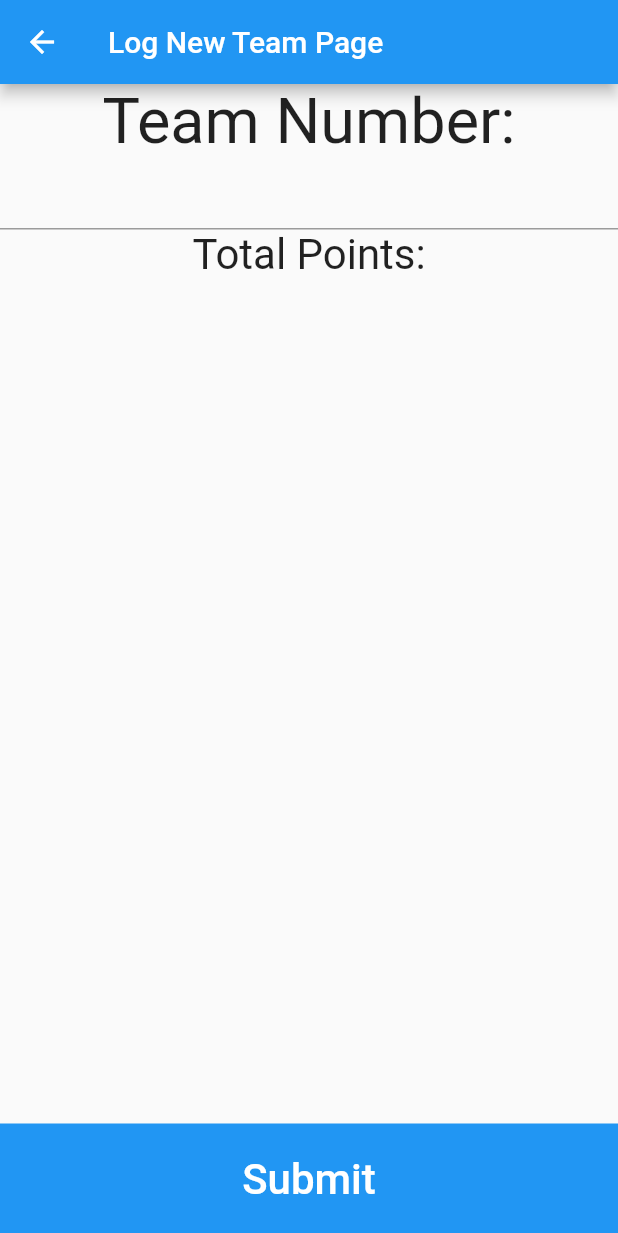
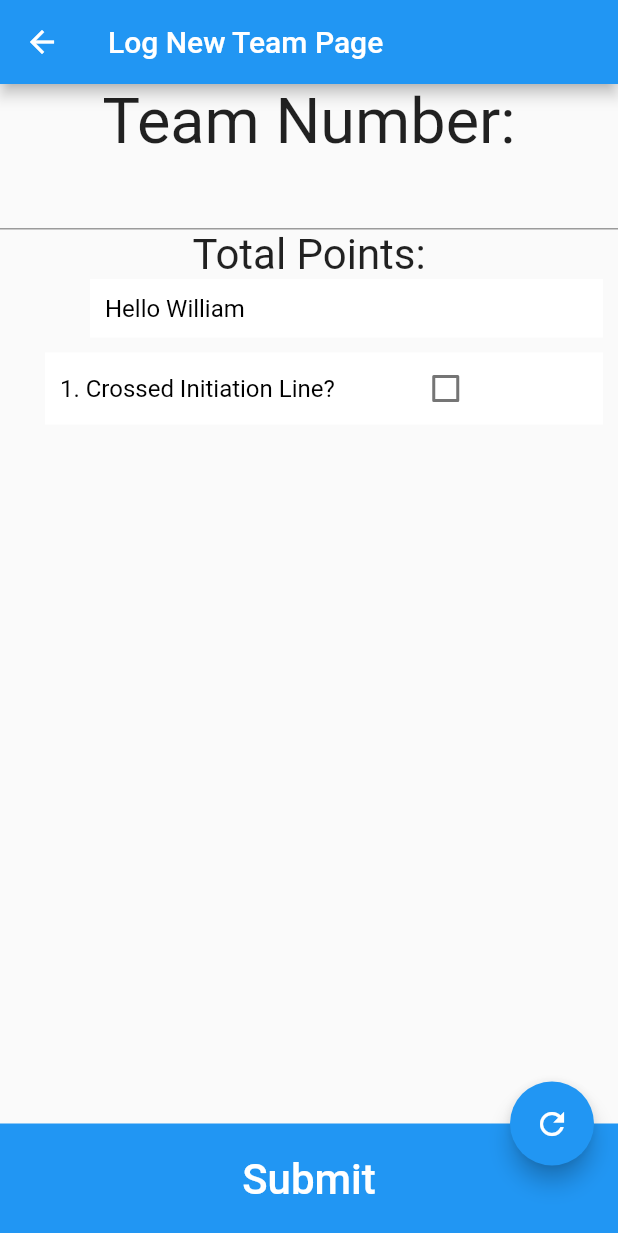
Before and after one commit to Team3256/infinite-recharge-scouting-app, a Flutter app: the screen it shows after launch, after a tap on "Log New Team", on a phone screen of 412 x 824 dp. Shown: the top 1233 px of the screen. Run offline on Flutter 3.47's test engine with Material 2 defaults, Android fonts, the phone set to English and light mode, and no system bars; network calls fail.

Commit message:
Adding all fields
Added all database fields and app fields for the scouting

still need to make the data collection part though

```diff
--- a/my_wb/lib/constants.dart
+++ b/my_wb/lib/constants.dart
@@ -1 +1,2 @@
-const String server = "http://192.168.1.144:5000";
+//const String server = "http://192.168.1.144:5000";
+const String server = "http://localhost:5000";
--- a/my_wb/lib/custom_widgets/home_page_widgets.dart
+++ b/my_wb/lib/custom_widgets/home_page_widgets.dart
@@ -11,7 +11,7 @@ class TeamButton extends StatelessWidget {
   Widget build(BuildContext context) {
     return FlatButton(
       onPressed: () {
-        print('Going to: ' + team.number.toString());
+        print('Going to: ' + team.number.data.toString());
         Navigator.push(
           context,
           MaterialPageRoute(builder: (ctx) => TeamPage(team: team)),
@@ -31,14 +31,14 @@ class TeamButton extends StatelessWidget {
           mainAxisAlignment: MainAxisAlignment.center,
           children: [
             Text(
-              team.number.toString(),
+              team.number.data.toString(),
               style: const TextStyle(
                 color: Colors.blueAccent,
                 fontSize: 40,
               ),
             ),
             Text(
-              "points: " + team.points.toString(),
+              "points: " + team.points.data.toString(),
               style: const TextStyle(
                 color: Colors.blueAccent,
                 fontSize: 15,
--- /dev/null
+++ b/my_wb/lib/custom_widgets/new_team_page_widgets.dart
@@ -0,0 +1,74 @@
+import 'package:flutter/material.dart';
+import 'package:my_wb/wrapper_classes/form_wrapper_classes.dart';
+
+class FormText extends StatelessWidget {
+  final String text;
+  const FormText({Key? key, required this.text}) : super(key: key);
+
+  @override
+  Widget build(BuildContext context) {
+    return Container(
+      alignment: Alignment.topLeft,
+      child: Row(
+        children: <Widget>[
+          Container(
+            alignment: Alignment.topLeft,
+            child: Text(text,
+                style: const TextStyle(fontSize: 16.0, color: Colors.black)),
+          ),
+        ],
+      ),
+      color: Colors.white,
+      margin: const EdgeInsets.fromLTRB(60, 0, 10, 10),
+      padding: const EdgeInsets.fromLTRB(10, 10, 10, 10),
+    );
+  }
+}
+
+class FormCheckbox extends StatefulWidget {
+  late Bool isChecked;
+  FormCheckbox(this.isChecked);
+
+  @override
+  _FormCheckboxState createState() => _FormCheckboxState();
+}
+
+class _FormCheckboxState extends State<FormCheckbox> {
+  //bool isChecked = false;
+
+  @override
+  Widget build(BuildContext context) {
+    return Container(
+      alignment: Alignment.topLeft,
+      child: Row(
+        children: <Widget>[
+          Container(
+            alignment: Alignment.topLeft,
+            child: const Text(
+              "1. Crossed Initiation Line?",
+              style: TextStyle(
+                fontSize: 16.0,
+                color: Colors.black,
+              ),
+            ),
+          ),
+          Container(
+            alignment: Alignment.topRight,
+            child: Checkbox(
+              value: widget.isChecked.data,
+              onChanged: (bool? value) {
+                setState(() {
+                  widget.isChecked.data = value!;
+                });
+              },
+            ),
+            margin: const EdgeInsets.fromLTRB(50, 0, 10, 0),
+          ),
+        ],
+      ),
+      color: Colors.white,
+      margin: const EdgeInsets.fromLTRB(30, 0, 10, 10),
+      padding: const EdgeInsets.fromLTRB(10, 0, 10, 0),
+    );
+  }
+}
--- a/my_wb/lib/pages/home_page.dart
+++ b/my_wb/lib/pages/home_page.dart
@@ -48,10 +48,11 @@ class _MyHomePageState extends State<MyHomePage> {
         },
         child: const Icon(Icons.refresh),
       ),
-      bottomNavigationBar: BottomAppBar(
-        child: SizedBox(
-          height: 50,
-          child: ElevatedButton(
+      bottomSheet: Container(
+        height: 75,
+        width: double.infinity,
+        color: Colors.blue,
+        child: FlatButton(
           onPressed: () {
             Navigator.push(
               context,
@@ -61,6 +62,8 @@ class _MyHomePageState extends State<MyHomePage> {
           child: const Text(
             "Log New Team",
             textScaleFactor: 2,
+            style: TextStyle(
+              color: Colors.white,
             ),
           ),
         ),
--- a/my_wb/lib/pages/new_team_page.dart
+++ b/my_wb/lib/pages/new_team_page.dart
@@ -1,4 +1,6 @@
 import 'package:flutter/material.dart';
+import 'package:my_wb/custom_widgets/new_team_page_widgets.dart';
+import 'package:my_wb/wrapper_classes/form_wrapper_classes.dart';
 import '../constants.dart';
 import '../team.dart';
 import 'package:http/http.dart' as http;
@@ -6,8 +8,32 @@ import 'package:flutter/services.dart';
 
 class NewTeamPage extends StatelessWidget {
   Team team = Team(
-    number: 100000,
-    points: 0,
+    //basic
+    number: Int(1000),
+
+//auto
+    crossedLine: Bool(false),
+    autoInner: Int(0),
+    autoOuter: Int(0),
+    autoBottom: Int(0),
+    autoFouls: Int(0),
+    autoDisconnect: Bool(false),
+
+//teleop
+    teleopInner: Int(0),
+    teleopOuter: Int(0),
+    teleopBottom: Int(0),
+    teleopFouls: Int(0),
+    teleopDisconnect: Bool(false),
+
+//endgame
+    endgameTask: Str("none"),
+    endgameFouls: Int(0),
+    endgameDisconnect: Bool(false),
+
+//misc
+    comments: Str(""),
+    points: Int(0),
   );
 
   NewTeamPage({Key? key}) : super(key: key);
@@ -36,7 +62,7 @@ class NewTeamPage extends StatelessWidget {
                   textFiltered += text[i];
                 }
                 if (textFiltered.isNotEmpty) {
-                  team.number = int.parse(text);
+                  team.number.data = int.parse(text);
                 }
               },
             ),
@@ -44,6 +70,8 @@ class NewTeamPage extends StatelessWidget {
               'Total Points:',
               textScaleFactor: 2,
             ),
+            const FormText(text: 'Hello William'),
+            FormCheckbox(team.crossedLine),
           ],
         ),
       ),
@@ -71,6 +99,12 @@ class NewTeamPage extends StatelessWidget {
           ),
         ),
       ),
+      floatingActionButton: FloatingActionButton(
+        onPressed: () {
+          print(team.toJson());
+        },
+        child: const Icon(Icons.refresh),
+      ),
     );
   }
 }
--- a/my_wb/lib/team.dart
+++ b/my_wb/lib/team.dart
@@ -1,22 +1,112 @@
 import 'dart:convert';
 
+import 'package:my_wb/wrapper_classes/form_wrapper_classes.dart';
+
 class Team {
-  int number;
-  int points;
+  //basic
+  Int number;
+
+  //auto
+  Bool crossedLine;
+  Int autoInner;
+  Int autoOuter;
+  Int autoBottom;
+  Int autoFouls;
+  Bool autoDisconnect;
+
+  //teleop
+  Int teleopInner;
+  Int teleopOuter;
+  Int teleopBottom;
+  Int teleopFouls;
+  Bool teleopDisconnect;
+
+  //endgame
+  Str endgameTask;
+  Int endgameFouls;
+  Bool endgameDisconnect;
+
+  //misc
+  Str comments;
+  Int points;
   Team({
+    //
     required this.number,
+    required this.crossedLine,
+    required this.autoInner,
+    required this.autoOuter,
+    required this.autoBottom,
+    required this.autoFouls,
+    required this.autoDisconnect,
+    required this.teleopInner,
+    required this.teleopOuter,
+    required this.teleopBottom,
+    required this.teleopFouls,
+    required this.teleopDisconnect,
+    required this.endgameTask,
+    required this.endgameFouls,
+    required this.endgameDisconnect,
+    required this.comments,
     required this.points,
   });
   factory Team.fromJson(dynamic json) {
     return Team(
-      number: json['number'],
-      points: json['points'],
+      //basic
+      number: Int(json["number"]),
+
+//auto
+      crossedLine: Bool(json["crossedLine"]),
+      autoInner: Int(json["autoInner"]),
+      autoOuter: Int(json["autoOuter"]),
+      autoBottom: Int(json["autoBottom"]),
+      autoFouls: Int(json["autoFouls"]),
+      autoDisconnect: Bool(json["autoDisconnect"]),
+
+//teleop
+      teleopInner: Int(json["teleopInner"]),
+      teleopOuter: Int(json["teleopOuter"]),
+      teleopBottom: Int(json["teleopBottom"]),
+      teleopFouls: Int(json["teleopFouls"]),
+      teleopDisconnect: Bool(json["teleopDisconnect"]),
+
+//endgame
+      endgameTask: Str(json["endgameTask"]),
+      endgameFouls: Int(json["endgameFouls"]),
+      endgameDisconnect: Bool(json["endgameDisconnect"]),
+
+//misc
+      comments: Str(json["comments"]),
+      points: Int(json["points"]),
     );
   }
   Map<String, dynamic> toMap() {
     Map<String, dynamic> data = {
-      'number': number,
-      'points': points,
+      //basic
+      "number": number.data,
+
+//auto
+      "crossedLine": crossedLine.data,
+      "autoInner": autoInner.data,
+      "autoOuter": autoOuter.data,
+      "autoBottom": autoBottom.data,
+      "autoFouls": autoFouls.data,
+      "autoDisconnect": autoDisconnect.data,
+
+//teleop
+      "teleopInner": teleopInner.data,
+      "teleopOuter": teleopOuter.data,
+      "teleopBottom": teleopBottom.data,
+      "teleopFouls": teleopFouls.data,
+      "teleopDisconnect": teleopDisconnect.data,
+
+//endgame
+      "endgameTask": endgameTask.data,
+      "endgameFouls": endgameFouls.data,
+      "endgameDisconnect": endgameDisconnect.data,
+
+//misc
+      "comments": comments.data,
+      "points": points.data,
     };
     return data;
   }
@@ -25,3 +115,31 @@ class Team {
     return json.encode(toMap());
   }
 }
+/*
+//basic
+number
+
+//auto
+crossedLine
+autoInner
+autoOuter
+autoBottom
+autoFouls
+autoDisconnect
+
+//teleop
+teleopInner
+teleopOuter
+teleopBottom
+teleopFouls
+teleopDisconnect
+
+//endgame
+endgameTask
+endgameFouls
+endgameDisconnect
+
+//misc
+comments
+points
+*/
--- /dev/null
+++ b/my_wb/lib/wrapper_classes/form_wrapper_classes.dart
@@ -0,0 +1,14 @@
+class Bool {
+  bool data;
+  Bool(this.data);
+}
+
+class Int {
+  int data;
+  Int(this.data);
+}
+
+class Str {
+  String data;
+  Str(this.data);
+}
```
Also changed, not shown: my_wb/lib/pages/team_info_page.dart (+10 -10 lines), 2 other files. Lines whose indentation alone changed are shown as unchanged.
